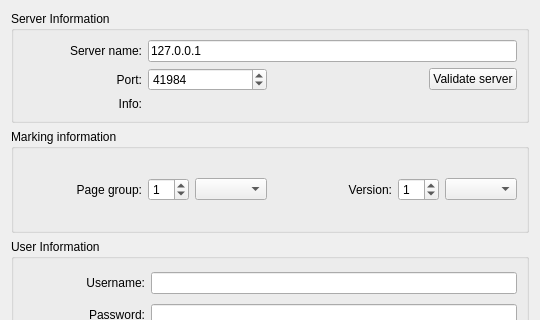
The window that qtCreatorFiles/ui_chooser.ui (plomgrading/plom) describes before a commit, drawn with Qt 5; both pictures show x 0 to 540 and y 0 to 320 of the 540 by 572 pixel window.
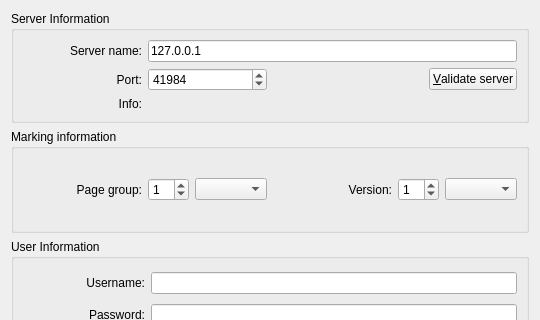
The same window after the commit.

Commit message: ui: chooser accelerator key for validate server

What changed in the file:
```diff
--- a/qtCreatorFiles/ui_chooser.ui
+++ b/qtCreatorFiles/ui_chooser.ui
@@ -71,7 +71,7 @@
         <item>
          <widget class="QPushButton" name="getServerInfoButton">
           <property name="text">
-           <string>Validate server</string>
+           <string>&amp;Validate server</string>
           </property>
          </widget>
         </item>
```
The commit also changes 1 other file.
